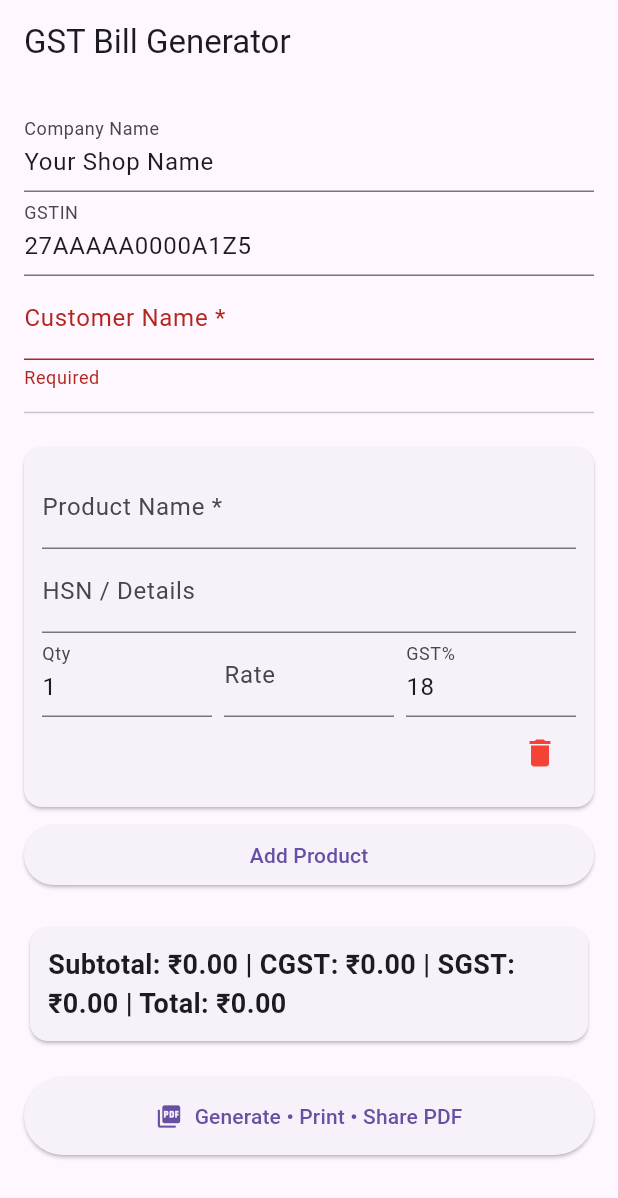
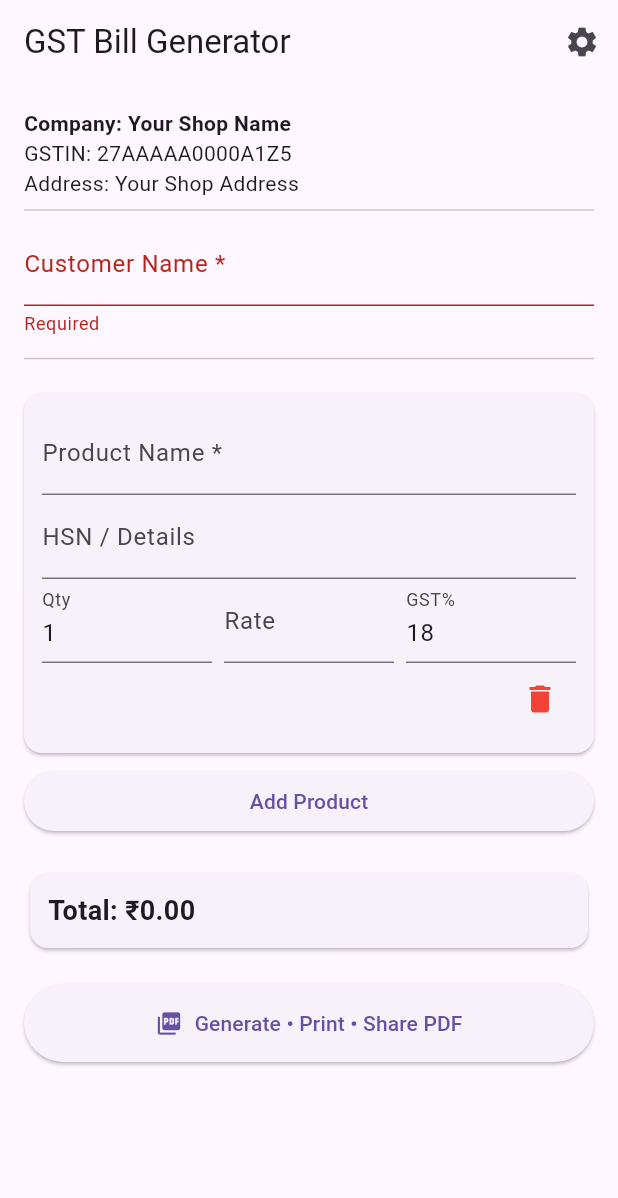
Before and after one commit to nikhilmd776/gst_bill_app, a Flutter app: the screen it shows after launch, after a tap on "Generate • Print • Share PDF", on a phone screen of 412 x 824 dp. Shown: the top 1198 px of the screen. Run offline on Flutter 3.47's test engine with Material 3 defaults, Android fonts, the phone set to English and light mode, and no system bars; our stand-ins replace pdf, printing, share_plus, shared_preferences.

Commit message:
added settingspage

```diff
--- a/lib/main.dart
+++ b/lib/main.dart
@@ -8,7 +8,14 @@ import 'package:share_plus/share_plus.dart';
 import 'package:shared_preferences/shared_preferences.dart';
 import 'package:intl/intl.dart';
 
-void main() => runApp(const MyApp());
+// GLOBAL PREFS
+late SharedPreferences prefs;
+
+void main() async {
+  WidgetsFlutterBinding.ensureInitialized();
+  prefs = await SharedPreferences.getInstance(); // ← INITIALIZE ONCE
+  runApp(const MyApp());
+}
 
 class MyApp extends StatelessWidget {
   const MyApp({super.key});
@@ -40,9 +47,9 @@ class _BillScreenState extends State<BillScreen> {
   final _formKey = GlobalKey<FormState>();
   String companyName = 'Your Shop Name';
   String gstin = '27AAAAA0000A1Z5';
+  String address = 'Your Shop Address';
   String customerName = '';
   final List<Product> products = [Product()];
-  late SharedPreferences prefs;
   int invoiceNo = 1;
 
   @override
@@ -51,18 +58,16 @@ class _BillScreenState extends State<BillScreen> {
     _loadData();
   }
 
-  Future<void> _loadData() async {
-    prefs = await SharedPreferences.getInstance();
+  void _loadData() {
     setState(() {
-      companyName = prefs.getString('companyName') ?? companyName;
-      gstin = prefs.getString('gstin') ?? gstin;
+      companyName = prefs.getString('companyName') ?? 'Your Shop Name';
+      gstin = prefs.getString('gstin') ?? '27AAAAA0000A1Z5';
+      address = prefs.getString('address') ?? 'Your Shop Address';
       invoiceNo = (prefs.getInt('invoiceNo') ?? 0) + 1;
     });
   }
 
-  Future<void> _saveData() async {
-    await prefs.setString('companyName', companyName);
-    await prefs.setString('gstin', gstin);
+  Future<void> _saveInvoice() async {
     await prefs.setInt('invoiceNo', invoiceNo);
   }
 
@@ -74,38 +79,18 @@ class _BillScreenState extends State<BillScreen> {
   double get totalSGST => totalCGST;
   double get grandTotal => subtotal + totalCGST + totalSGST;
 
-  // CUSTOM "IN WORDS" FUNCTION (NO PACKAGE)
   String numberToWords(int number) {
     if (number == 0) return 'Zero';
-
     final List<String> ones = ['', 'One', 'Two', 'Three', 'Four', 'Five', 'Six', 'Seven', 'Eight', 'Nine', 'Ten', 'Eleven', 'Twelve', 'Thirteen', 'Fourteen', 'Fifteen', 'Sixteen', 'Seventeen', 'Eighteen', 'Nineteen'];
     final List<String> tens = ['', '', 'Twenty', 'Thirty', 'Forty', 'Fifty', 'Sixty', 'Seventy', 'Eighty', 'Ninety'];
-
     String word = '';
-
-    if (number >= 10000000) {
-      word += '${numberToWords(number ~/ 10000000)} Crore ';
-      number %= 10000000;
-    }
-    if (number >= 100000) {
-      word += '${numberToWords(number ~/ 100000)} Lakh ';
-      number %= 100000;
-    }
-    if (number >= 1000) {
-      word += '${numberToWords(number ~/ 1000)} Thousand ';
-      number %= 1000;
-    }
-    if (number >= 100) {
-      word += '${ones[number ~/ 100]} Hundred ';
-      number %= 100;
-    }
+    if (number >= 10000000) { word += '${numberToWords(number ~/ 10000000)} Crore '; number %= 10000000; }
+    if (number >= 100000) { word += '${numberToWords(number ~/ 100000)} Lakh '; number %= 100000; }
+    if (number >= 1000) { word += '${numberToWords(number ~/ 1000)} Thousand '; number %= 1000; }
+    if (number >= 100) { word += '${ones[number ~/ 100]} Hundred '; number %= 100; }
     if (number > 0) {
-      if (number < 20) {
-        word += ones[number];
-      } else {
-        word += tens[number ~/ 10];
-        if (number % 10 > 0) word += ' ${ones[number % 10]}';
-      }
+      if (number < 20) word += ones[number];
+      else { word += tens[number ~/ 10]; if (number % 10 > 0) word += ' ${ones[number % 10]}'; }
     }
     return word.trim();
   }
@@ -115,24 +100,26 @@ class _BillScreenState extends State<BillScreen> {
   Future<void> generatePDF() async {
     if (!_formKey.currentState!.validate()) return;
     _formKey.currentState!.save();
-    await _saveData();
+    await _saveInvoice();
 
     final pdf = pw.Document();
     final date = DateFormat('dd/MM/yyyy').format(DateTime.now());
+    final ttf = pw.Font.courier();
 
     pdf.addPage(pw.Page(
       pageFormat: PdfPageFormat.a4,
       margin: const pw.EdgeInsets.all(40),
       build: (context) => pw.Column(crossAxisAlignment: pw.CrossAxisAlignment.start, children: [
-        pw.Center(child: pw.Text(companyName, style: pw.TextStyle(fontSize: 22, fontWeight: pw.FontWeight.bold))),
-        pw.Center(child: pw.Text('GSTIN: $gstin', style: const pw.TextStyle(fontSize: 14))),
+        pw.Center(child: pw.Text(companyName, style: pw.TextStyle(fontSize: 22, fontWeight: pw.FontWeight.bold, font: ttf))),
+        pw.Center(child: pw.Text(address, style: pw.TextStyle(fontSize: 12, font: ttf))),
+        pw.Center(child: pw.Text('GSTIN: $gstin', style: pw.TextStyle(fontSize: 14, font: ttf))),
         pw.SizedBox(height: 20),
         pw.Row(mainAxisAlignment: pw.MainAxisAlignment.spaceBetween, children: [
           pw.Column(crossAxisAlignment: pw.CrossAxisAlignment.start, children: [
-            pw.Text('Invoice No: $invoiceNo'),
-            pw.Text('Date: $date'),
+            pw.Text('Invoice No: $invoiceNo', style: pw.TextStyle(font: ttf)),
+            pw.Text('Date: $date', style: pw.TextStyle(font: ttf)),
           ]),
-          pw.Text('Bill to: $customerName'),
+          pw.Text('Bill to: $customerName', style: pw.TextStyle(font: ttf)),
         ]),
         pw.SizedBox(height: 10),
         pw.Divider(),
@@ -157,21 +144,22 @@ class _BillScreenState extends State<BillScreen> {
               '₹${total.toStringAsFixed(2)}',
             ];
           }).toList(),
-          headerStyle: pw.TextStyle(fontWeight: pw.FontWeight.bold),
+          headerStyle: pw.TextStyle(fontWeight: pw.FontWeight.bold, font: ttf),
+          cellStyle: pw.TextStyle(font: ttf),
         ),
         pw.Divider(),
         pw.Align(
           alignment: pw.Alignment.centerRight,
           child: pw.Column(children: [
-            pw.Text('Subtotal: ₹${subtotal.toStringAsFixed(2)}'),
-            pw.Text('CGST: ₹${totalCGST.toStringAsFixed(2)}'),
-            pw.Text('SGST: ₹${totalSGST.toStringAsFixed(2)}'),
-            pw.Text('Grand Total: ₹${grandTotal.toStringAsFixed(2)}'),
-            pw.Text('In Words: $totalInWords'),
+            pw.Text('Subtotal: ₹${subtotal.toStringAsFixed(2)}', style: pw.TextStyle(font: ttf)),
+            pw.Text('CGST: ₹${totalCGST.toStringAsFixed(2)}', style: pw.TextStyle(font: ttf)),
+            pw.Text('SGST: ₹${totalSGST.toStringAsFixed(2)}', style: pw.TextStyle(font: ttf)),
+            pw.Text('Grand Total: ₹${grandTotal.toStringAsFixed(2)}', style: pw.TextStyle(fontWeight: pw.FontWeight.bold, font: ttf)),
+            pw.Text('In Words: $totalInWords', style: pw.TextStyle(font: ttf)),
           ]),
         ),
         pw.Spacer(),
-        pw.Center(child: pw.Text('Thank You! Visit Again')),
+        pw.Center(child: pw.Text('Thank You! Visit Again', style: pw.TextStyle(font: ttf))),
       ]),
     ));
 
@@ -185,20 +173,25 @@ class _BillScreenState extends State<BillScreen> {
   @override
   Widget build(BuildContext context) {
     return Scaffold(
-      appBar: AppBar(title: const Text('GST Bill Generator')),
+      appBar: AppBar(
+        title: const Text('GST Bill Generator'),
+        actions: [
+          IconButton(
+            icon: const Icon(Icons.settings),
+            onPressed: () async {
+              await Navigator.push(context, MaterialPageRoute(builder: (_) => const SettingsScreen()));
+              _loadData(); // ← RELOAD AFTER SETTINGS
+            },
+          ),
+        ],
+      ),
       body: Form(
         key: _formKey,
         child: ListView(padding: const EdgeInsets.all(16), children: [
-          TextFormField(
-            decoration: const InputDecoration(labelText: 'Company Name'),
-            initialValue: companyName,
-            onSaved: (v) => companyName = v!.trim(),
-          ),
-          TextFormField(
-            decoration: const InputDecoration(labelText: 'GSTIN'),
-            initialValue: gstin,
-            onSaved: (v) => gstin = v!.trim(),
-          ),
+          Text('Company: $companyName', style: const TextStyle(fontWeight: FontWeight.bold)),
+          Text('GSTIN: $gstin'),
+          Text('Address: $address'),
+          const Divider(),
           TextFormField(
             decoration: const InputDecoration(labelText: 'Customer Name *'),
             validator: (v) => v!.isEmpty ? 'Required' : null,
@@ -265,7 +258,7 @@ class _BillScreenState extends State<BillScreen> {
             child: Padding(
               padding: const EdgeInsets.all(12),
               child: Text(
-                'Subtotal: ₹${subtotal.toStringAsFixed(2)} | CGST: ₹${totalCGST.toStringAsFixed(2)} | SGST: ₹${totalSGST.toStringAsFixed(2)} | Total: ₹${grandTotal.toStringAsFixed(2)}',
+                'Total: ₹${grandTotal.toStringAsFixed(2)}',
                 style: const TextStyle(fontSize: 18, fontWeight: FontWeight.bold),
               ),
             ),
@@ -282,3 +275,78 @@ class _BillScreenState extends State<BillScreen> {
     );
   }
 }
+
+// ADMIN SETTINGS PAGE
+class SettingsScreen extends StatefulWidget {
+  const SettingsScreen({super.key});
+  @override
+  State<SettingsScreen> createState() => _SettingsScreenState();
+}
+
+class _SettingsScreenState extends State<SettingsScreen> {
+  final _formKey = GlobalKey<FormState>();
+  String companyName = '';
+  String gstin = '';
+  String address = '';
+
+  @override
+  void initState() {
+    super.initState();
+    _loadData();
+  }
+
+  void _loadData() {
+    setState(() {
+      companyName = prefs.getString('companyName') ?? 'Your Shop Name';
+      gstin = prefs.getString('gstin') ?? '27AAAAA0000A1Z5';
+      address = prefs.getString('address') ?? 'Your Shop Address';
+    });
+  }
+
+  void _saveData() {
+    if (_formKey.currentState!.validate()) {
+      _formKey.currentState!.save();
+      prefs.setString('companyName', companyName);
+      prefs.setString('gstin', gstin);
+      prefs.setString('address', address);
+      ScaffoldMessenger.of(context).showSnackBar(const SnackBar(content: Text('Settings Saved!')));
+      Navigator.pop(context);
+    }
+  }
+
+  @override
+  Widget build(BuildContext context) {
+    return Scaffold(
+      appBar: AppBar(title: const Text('Admin Settings')),
+      body: Form(
+        key: _formKey,
+        child: ListView(padding: const EdgeInsets.all(16), children: [
+          TextFormField(
+            decoration: const InputDecoration(labelText: 'Company Name *'),
+            initialValue: companyName,
+            validator: (v) => v!.isEmpty ? 'Required' : null,
+            onSaved: (v) => companyName = v!.trim(),
+          ),
+          TextFormField(
+            decoration: const InputDecoration(labelText: 'GSTIN *'),
+            initialValue: gstin,
+            validator: (v) => v!.isEmpty ? 'Required' : null,
+            onSaved: (v) => gstin = v!.trim(),
+          ),
+          TextFormField(
+            decoration: const InputDecoration(labelText: 'Address *'),
+            initialValue: address,
+            maxLines: 3,
+            validator: (v) => v!.isEmpty ? 'Required' : null,
+            onSaved: (v) => address = v!.trim(),
+          ),
+          const SizedBox(height: 30),
+          ElevatedButton(
+            onPressed: _saveData,
+            child: const Text('Save Settings'),
+          ),
+        ]),
+      ),
+    );
+  }
+}
```
